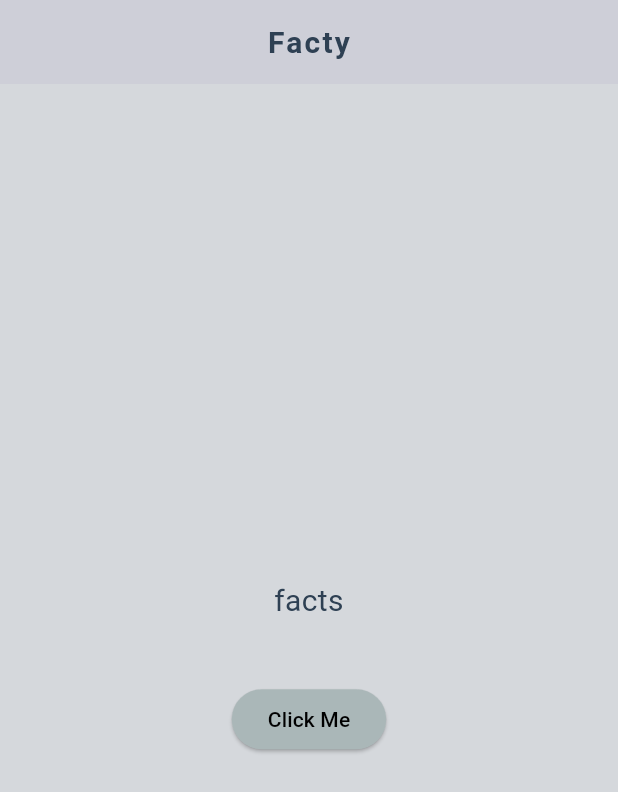
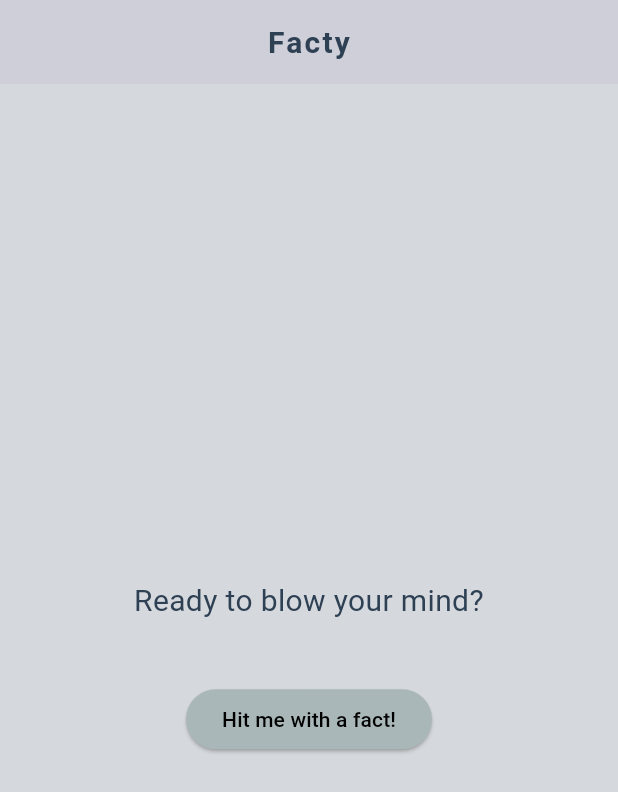
Before and after one commit to shaaanuu/facty, a Flutter app: the screen it shows after launch, on a phone screen of 412 x 824 dp. Shown: the top 792 px of the screen. Run offline on Flutter 3.47's test engine with Material 3 defaults, Android fonts, the phone set to English and light mode, and no system bars.

Commit message:
update: initial text and button text

```diff
--- a/lib/home.dart
+++ b/lib/home.dart
@@ -7,7 +7,7 @@ class Home extends StatelessWidget {
 
   @override
   Widget build(BuildContext context) {
-    String fact = 'facts';
+    String fact = 'Ready to blow your mind?';
     ValueNotifier<String> valueNotifier = ValueNotifier(fact);
 
     return Scaffold(
@@ -55,7 +55,7 @@ class Home extends StatelessWidget {
                 backgroundColor: const Color(0xFFAAB7B8),
               ),
               child: const Text(
-                'Click Me',
+                'Hit me with a fact!',
                 style: TextStyle(
                   color: Colors.black,
                 ),
```
